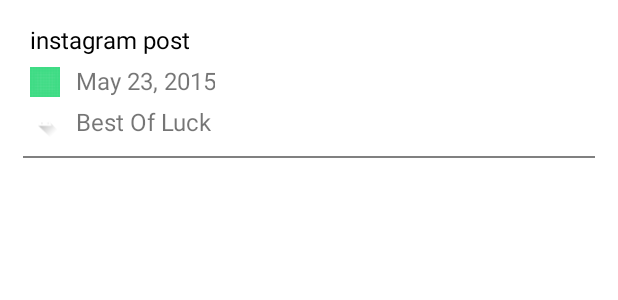
After one commit to JoseCaste/1008-TecnologiasInformacion21-22B, an Android app: the layout instagra_post_card.xml on its own in the app's theme, with its tools: preview values and no code run, on a phone screen of 412 x 824 dp. The commit adds this screen. Shown: the top 300 px of the screen. Run offline under Robolectric (Android 15) with nearby library versions, the phone set to English and light mode, and no system bars.

Commit message:
Componentes de multimedia

```diff
--- a/InstagramAPI/app/src/main/java/com/informatica/unistmo/instagramapi/apiInterface/ApiService.java
+++ b/InstagramAPI/app/src/main/java/com/informatica/unistmo/instagramapi/apiInterface/ApiService.java
@@ -7,7 +7,6 @@ import retrofit2.Call;
 import retrofit2.http.GET;
 import retrofit2.http.Path;
 import retrofit2.http.Query;
-
 import java.util.List;
 
 public interface ApiService {
--- a/InstagramAPI/app/src/main/java/com/informatica/unistmo/instagramapi/retrofitconfig/InstagramResource.java
+++ b/InstagramAPI/app/src/main/java/com/informatica/unistmo/instagramapi/retrofitconfig/InstagramResource.java
@@ -20,6 +20,11 @@ public class InstagramResource {
     @Expose
     private String timestamp;
 
+    public InstagramResource(String id, String username, String timestamp){
+        this.id = id;
+        this.username = username;
+        this.timestamp = timestamp;
+    }
     public String getId() {
         return id;
     }
--- a/InstagramAPI/app/src/main/res/layout/activity_main.xml
+++ b/InstagramAPI/app/src/main/res/layout/activity_main.xml
@@ -35,4 +35,7 @@
                 android:textAlignment="center"
                 android:layout_height="wrap_content" android:id="@+id/userName"/>
     </LinearLayout>
+    <androidx.recyclerview.widget.RecyclerView
+            android:layout_width="match_parent"
+            android:layout_height="match_parent" android:id="@+id/listMultimedia"/>
 </LinearLayout>
--- /dev/null
+++ b/InstagramAPI/app/src/main/res/layout/instagra_post_card.xml
@@ -0,0 +1,76 @@
+<?xml version="1.0" encoding="utf-8"?>
+<RelativeLayout
+        xmlns:android="http://schemas.android.com/apk/res/android"
+        xmlns:app="http://schemas.android.com/apk/res-auto"
+        android:layout_width="match_parent"
+        android:layout_height="105dp">
+
+
+    <TextView
+            android:layout_width="200dp"
+            android:id="@+id/instagramName"
+            android:textSize="16sp"
+            android:layout_marginStart="20dp"
+            android:text="instagram post"
+            android:textColor="@color/black"
+            android:layout_marginEnd="20dp"
+            android:maxLines="1"
+            android:layout_marginTop="15dp"
+            android:layout_height="wrap_content"/>
+
+    <ImageView
+            android:id="@+id/instagramPic"
+            android:layout_width="20dp"
+            android:layout_height="20dp"
+            android:layout_below="@+id/instagramName"
+            android:layout_marginStart="20dp"
+            android:layout_marginTop="7dp"
+            app:srcCompat="@drawable/ic_launcher_background"/>
+
+    <TextView
+            android:id="@+id/instagramDate"
+            android:layout_toEndOf="@+id/instagramPic"
+            android:layout_width="wrap_content"
+            android:layout_height="wrap_content"
+            android:layout_below="@+id/instagramName"
+            android:layout_marginTop="5dp"
+            android:layout_marginEnd="20dp"
+            android:layout_marginStart="10dp"
+            android:gravity="center"
+            android:text="May 23, 2015"
+            android:textSize="16sp"/>
+
+    <ImageView
+            android:id="@+id/instagramPic2"
+            android:layout_width="20dp"
+            android:layout_height="20dp"
+            android:layout_below="@+id/instagramDate"
+            android:layout_marginStart="20dp"
+            android:layout_marginTop="7dp"
+            app:srcCompat="@drawable/ic_launcher_foreground"/>
+
+    <TextView
+            android:id="@+id/instagramId"
+            android:layout_toEndOf="@+id/instagramPic2"
+            android:layout_width="wrap_content"
+            android:layout_height="wrap_content"
+            android:layout_below="@+id/instagramDate"
+            android:layout_marginEnd="20dp"
+            android:layout_marginTop="5dp"
+            android:layout_marginStart="10dp"
+            android:gravity="center"
+            android:text="Best Of Luck"
+            android:textSize="16sp"/>
+
+
+    <TextView
+            android:id="@+id/border2"
+            android:layout_width="match_parent"
+            android:layout_height="1dp"
+            android:layout_marginStart="15dp"
+            android:layout_marginEnd="15dp"
+            android:layout_alignParentBottom="true"
+            android:background="#808080"/>
+
+
+</RelativeLayout>
```
Also changed, not shown: InstagramAPI/app/src/main/java/com/informatica/unistmo/instagramapi/AccessToken.java (added, +14 -0 lines), InstagramAPI/app/src/main/java/com/informatica/unistmo/instagramapi/MainActivity.java (+26 -2 lines), InstagramAPI/app/src/main/java/com/informatica/unistmo/instagramapi/adapter/ResourceAdapter.java (added, +71 -0 lines).
